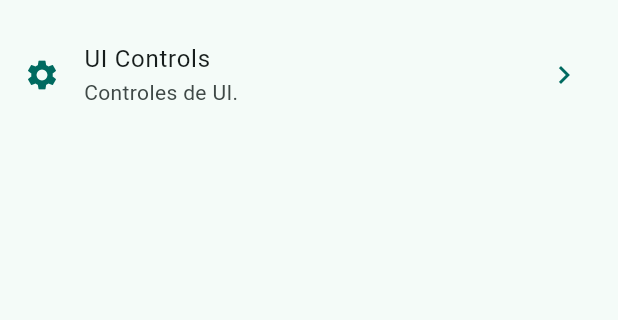
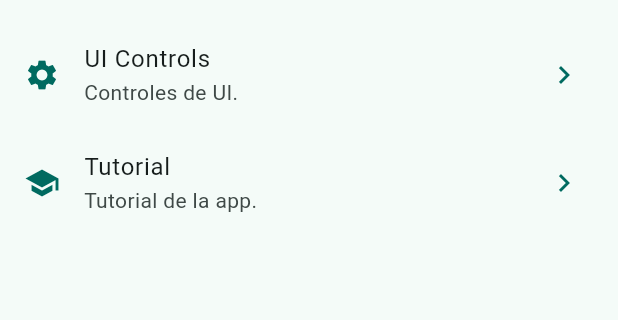
Before and after one commit to Jose-01010000/widget_app, a Flutter app: the screen it shows after launch, on a phone screen of 412 x 824 dp, the part 603-923 px from its top. Run offline on Flutter 3.47's test engine with Material 2 defaults, Android fonts, the phone set to English and light mode, and no system bars; our stand-ins replace go_router.

```diff
--- a/lib/config/menu_items/menu_items.dart
+++ b/lib/config/menu_items/menu_items.dart
@@ -50,4 +50,10 @@ const appMenuItem = <MenuItem>[
     link: '/ui-controls',
     icon: Icons.settings,
   ),
+  MenuItem(
+    title: 'Tutorial',
+    subtitle: 'Tutorial de la app.',
+    link: '/tutorial',
+    icon: Icons.school,
+  ),
 ];
--- a/lib/config/router/app_router.dart
+++ b/lib/config/router/app_router.dart
@@ -40,5 +40,10 @@ final appRouter = GoRouter(
       name: UiControlsScreen.name,
       builder: (context, state) => const UiControlsScreen(),
     ),
+    GoRoute(
+      path: '/tutorial',
+      name: AppTutorialScreen.name,
+      builder: (context, state) => const AppTutorialScreen(),
+    ),
   ],
 );
--- a/pubspec.yaml
+++ b/pubspec.yaml
@@ -18,3 +18,6 @@ dev_dependencies:
 
 flutter:
   uses-material-design: true
+
+  assets:
+    - assets/images/
```
Also changed, not shown: assets/Images/1.png (added), assets/Images/2.png (added), assets/Images/3.png (added), assets/Images/jar-loading.gif (added).
